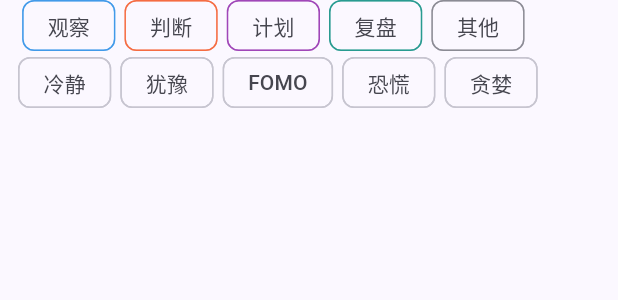
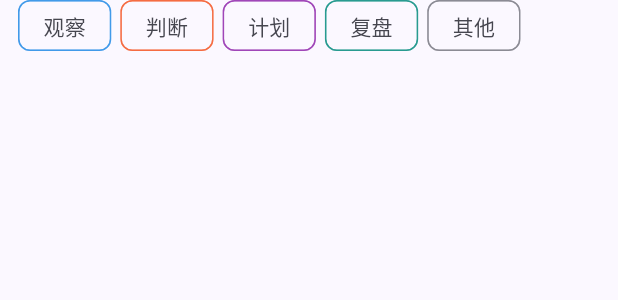
Before and after one commit to Kirin-0321/stocknote, a Flutter app: the CategoryPicker widget shown alone on an empty page, opened directly with empty values, on a phone screen of 412 x 824 dp. Shown: the top 300 px of the screen. Run offline on Flutter 3.47's test engine with Material 3 defaults, Android fonts, the phone set to English and light mode, and no system bars; our stand-ins replace dio, drift, drift_flutter, fl_chart, flutter_riverpod, flutter_secure_storage and 1 more; missing offline and left inert: fast_gbk, lpinyin; accounts and stored records are empty; generated files the repository leaves out were written again; network calls fail.

Commit message:
feat(journal): keep emotion only under the Other category
Emotion is subjective and hard to self-assess; judge/plan/observe/review now record external factors only.
Horizon label 本周 renamed to 一周 (T+5).

Co-Authored-By: Claude Opus 5.5 <noreply@anthropic.com>

```diff
--- a/lib/domain/journal/entry_class.dart
+++ b/lib/domain/journal/entry_class.dart
@@ -43,9 +43,8 @@ class EntryClass {
         emotion: f == TagField.emotion ? v : emotion,
       );
 
-  /// 切换一级分类：清空与分类相关的二级字段，保留情绪。
-  EntryClass withCategory(EntryCategory? c) =>
-      EntryClass(category: c?.code, emotion: emotion);
+  /// 切换一级分类：清空全部二级字段（情绪只属于"其他"）。
+  EntryClass withCategory(EntryCategory? c) => EntryClass(category: c?.code);
 
   /// 保存前的规范化：未选一级分类视为"其他"；去掉不属于当前分类的字段。
   EntryClass normalized() {
@@ -58,7 +57,7 @@ class EntryClass {
       stance: keep(TagField.stance),
       action: keep(TagField.action),
       horizon: keep(TagField.horizon),
-      emotion: emotion,
+      emotion: keep(TagField.emotion),
     );
   }
 
--- a/lib/domain/journal/vocab.dart
+++ b/lib/domain/journal/vocab.dart
@@ -81,7 +81,7 @@ enum Direction implements Coded {
 enum JudgeHorizon implements Coded {
   today('close', '今日'),
   t1('t1', 'T+1'),
-  week('t5', '本周'),
+  week('t5', '一周'),
   mid('mid', '中期');
 
   const JudgeHorizon(this.code, this.label);
@@ -205,10 +205,11 @@ List<TagGroup> groupsFor(EntryCategory? c) => switch (c) {
           TagGroup(TagField.horizon, '时间', PlanTiming.values),
         ],
       EntryCategory.review => const [TagGroup(TagField.subcategory, '类型', ReviewKind.values)],
-      EntryCategory.other || null => const [],
+      // 情绪只在"其他"中保留（主观状态难以自我判断，默认只记录外在因素）
+      EntryCategory.other => const [TagGroup(TagField.emotion, '情绪', Emotion.values)],
+      null => const [],
     };
 
-const emotionGroup = TagGroup(TagField.emotion, '情绪', Emotion.values);
 
 /// 把存库 code 翻译成显示文字（考虑一级分类上下文；无分类时按旧版要素解释）。
 String? labelFor(EntryCategory? c, TagField field, String? code) {
--- a/lib/features/journal/widgets/attribute_chips.dart
+++ b/lib/features/journal/widgets/attribute_chips.dart
@@ -95,7 +95,7 @@ class CategoryPicker extends StatelessWidget {
             ),
         ]),
       ),
-      if (groups.isNotEmpty || showEmotion) ...[
+      if (groups.isNotEmpty) ...[
         const SizedBox(height: 4),
         SingleChildScrollView(
           scrollDirection: Axis.horizontal,
@@ -108,14 +108,6 @@ class CategoryPicker extends StatelessWidget {
                 selected: value.get(g.field),
                 color: color,
                 onChanged: (v) => onChanged(value.withField(g.field, v)),
-              ),
-            ],
-            if (showEmotion) ...[
-              if (groups.isNotEmpty) divider(),
-              ChoiceGroup(
-                options: emotionGroup.options,
-                selected: value.emotion,
-                onChanged: (v) => onChanged(value.withField(TagField.emotion, v)),
               ),
             ],
           ]),
@@ -157,12 +149,6 @@ class CategoryForm extends StatelessWidget {
           onChanged: (v) => onChanged(value.withField(g.field, v)),
         ),
       ],
-      label(emotionGroup.label),
-      ChoiceGroup(
-        options: emotionGroup.options,
-        selected: value.emotion,
-        onChanged: (v) => onChanged(value.withField(TagField.emotion, v)),
-      ),
     ]);
   }
 }
--- a/lib/features/journal/widgets/composer_toolbar.dart
+++ b/lib/features/journal/widgets/composer_toolbar.dart
@@ -9,7 +9,7 @@ enum ComposerPanel { none, category, sub, tags, phrases }
 
 /// 二级 = 一级分类展开的第一组；标签 = 其余组 + 情绪。
 TagGroup? subGroupOf(EntryCategory? c) => groupsFor(c).firstOrNull;
-List<TagGroup> tagGroupsOf(EntryCategory? c) => [...groupsFor(c).skip(1), emotionGroup];
+List<TagGroup> tagGroupsOf(EntryCategory? c) => groupsFor(c).skip(1).toList();
 
 /// 一排四个按钮：一级 / 二级 / 标签 / 快捷。按钮文字显示当前选择。
 class ComposerToolbar extends StatelessWidget {
@@ -80,7 +80,7 @@ class ComposerToolbar extends StatelessWidget {
           button(ComposerPanel.sub, subLabel ?? sub?.label ?? '二级',
               active: subLabel != null, enabled: sub != null, tint: color),
           button(ComposerPanel.tags, tagLabels.isEmpty ? '标签' : tagLabels.join('·'),
-              active: tagLabels.isNotEmpty, tint: color),
+              active: tagLabels.isNotEmpty, enabled: tagGroupsOf(cat).isNotEmpty, tint: color),
           button(ComposerPanel.phrases, '快捷'),
         ],
       ),
```
Also changed, not shown: 2 other files.
